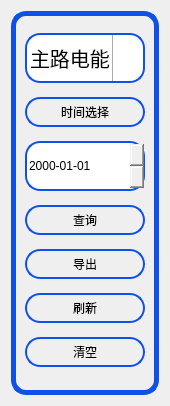
This is logs/logcom/logbtnbar.ui in ChinaClever/BusBar-Qt as Qt 5 draws it before an edit. The edited form follows.
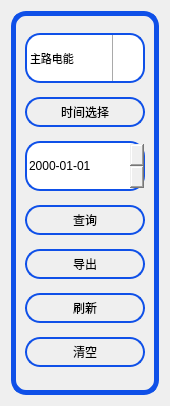
This is the edited form. Icons and pictures are not drawn.

```diff
--- a/logs/logcom/logbtnbar.ui
+++ b/logs/logcom/logbtnbar.ui
@@ -10,9 +10,20 @@
     <height>406</height>
    </rect>
   </property>
+  <property name="font">
+   <font>
+    <family>Ubuntu</family>
+    <pointsize>8</pointsize>
+    <italic>false</italic>
+    <bold>false</bold>
+   </font>
+  </property>
   <property name="windowTitle">
    <string>Form</string>
   </property>
+  <property name="styleSheet">
+   <string notr="true">font: 8pt &quot;Ubuntu&quot;;</string>
+  </property>
   <layout class="QVBoxLayout" name="verticalLayout_2">
    <item>
     <widget class="QGroupBox" name="groupBox">
@@ -47,7 +58,10 @@
         </property>
         <property name="font">
          <font>
-          <pointsize>15</pointsize>
+          <family>Ubuntu</family>
+          <pointsize>8</pointsize>
+          <italic>false</italic>
+          <bold>false</bold>
          </font>
         </property>
         <property name="styleSheet">
```
Left out of the diff: 6 changed lines with no effect on the pictures.
